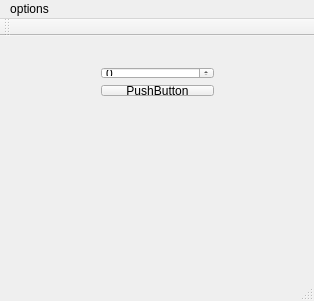
shevtsov200/QueueingSystem, file mainwindow.ui: the form before one commit.
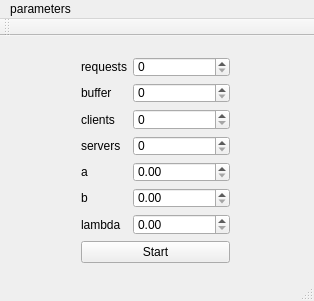
The form after the commit.

Commit message: Add GUI for input of requests count, buffer size, clients count, servers count, paramteres a and b, parameter lambda.

What changed in the file:
```diff
--- a/mainwindow.ui
+++ b/mainwindow.ui
@@ -17,20 +17,91 @@
    <widget class="QWidget" name="">
     <property name="geometry">
      <rect>
-      <x>90</x>
-      <y>20</y>
-      <width>135</width>
-      <height>51</height>
+      <x>70</x>
+      <y>10</y>
+      <width>171</width>
+      <height>228</height>
      </rect>
     </property>
     <layout class="QVBoxLayout" name="verticalLayout">
      <item>
-      <widget class="QSpinBox" name="spinBox"/>
+      <layout class="QFormLayout" name="formLayout">
+       <item row="0" column="1">
+        <widget class="QSpinBox" name="requestsSpinBox"/>
+       </item>
+       <item row="1" column="1">
+        <widget class="QSpinBox" name="bufferSpinBox"/>
+       </item>
+       <item row="2" column="1">
+        <widget class="QSpinBox" name="clientsSpinBox"/>
+       </item>
+       <item row="3" column="1">
+        <widget class="QSpinBox" name="serversSpinBox"/>
+       </item>
+       <item row="4" column="1">
+        <widget class="QDoubleSpinBox" name="aDoubleSpinBox"/>
+       </item>
+       <item row="5" column="1">
+        <widget class="QDoubleSpinBox" name="bDoubleSpinBox"/>
+       </item>
+       <item row="6" column="1">
+        <widget class="QDoubleSpinBox" name="lambdaDoubleSpinBox"/>
+       </item>
+       <item row="0" column="0">
+        <widget class="QLabel" name="label">
+         <property name="text">
+          <string>requests</string>
+         </property>
+        </widget>
+       </item>
+       <item row="1" column="0">
+        <widget class="QLabel" name="label_2">
+         <property name="text">
+          <string>buffer</string>
+         </property>
+        </widget>
+       </item>
+       <item row="2" column="0">
+        <widget class="QLabel" name="label_3">
+         <property name="text">
+          <string>clients</string>
+         </property>
+        </widget>
+       </item>
+       <item row="3" column="0">
+        <widget class="QLabel" name="label_4">
+         <property name="text">
+          <string>servers</string>
+         </property>
+        </widget>
+       </item>
+       <item row="4" column="0">
+        <widget class="QLabel" name="label_5">
+         <property name="text">
+          <string>a</string>
+         </property>
+        </widget>
+       </item>
+       <item row="5" column="0">
+        <widget class="QLabel" name="label_6">
+         <property name="text">
+          <string>b</string>
+         </property>
+        </widget>
+       </item>
+       <item row="6" column="0">
+        <widget class="QLabel" name="label_7">
+         <property name="text">
+          <string>lambda</string>
+         </property>
+        </widget>
+       </item>
+      </layout>
      </item>
      <item>
       <widget class="QPushButton" name="pushButton">
        <property name="text">
-        <string>PushButton</string>
+        <string>Start</string>
        </property>
       </widget>
      </item>
@@ -48,7 +119,7 @@
    </property>
    <widget class="QMenu" name="menuOptions">
     <property name="title">
-     <string>options</string>
+     <string>parameters</string>
     </property>
    </widget>
    <addaction name="menuOptions"/>
```
The commit also changes 17 other files.
